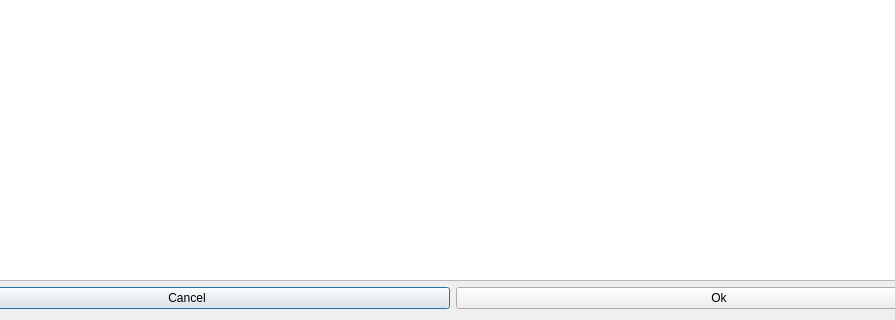
This is ui/translator_window.ui in TruongHaiDang/SRT-Editor as Qt 5 draws it before an edit; both pictures show x 87 to 982 and y 500 to 820 of the 1080 by 820 pixel window. The edited form follows.
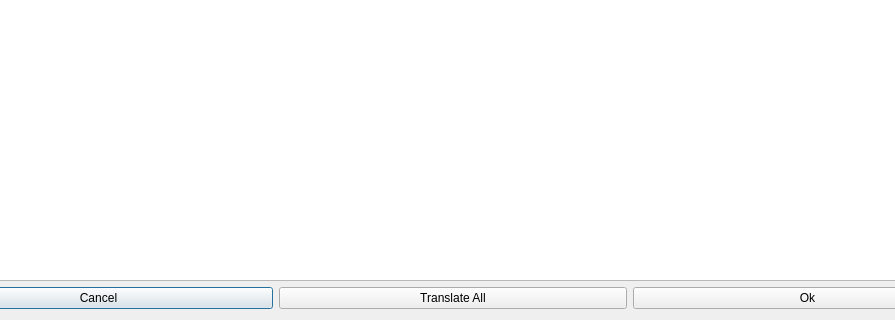
This is the edited form.

Commit message: feat: add token-based translation and batch translate

What changed in the file:
```diff
--- a/ui/translator_window.ui
+++ b/ui/translator_window.ui
@@ -91,6 +91,13 @@
        </property>
       </widget>
      </item>
+     <item>
+      <widget class="QPushButton" name="btnTranslateAll">
+       <property name="text">
+        <string>Translate All</string>
+       </property>
+      </widget>
+     </item>
      <item>
       <widget class="QPushButton" name="btnOk">
        <property name="text">
```
The commit also changes 5 other files.
